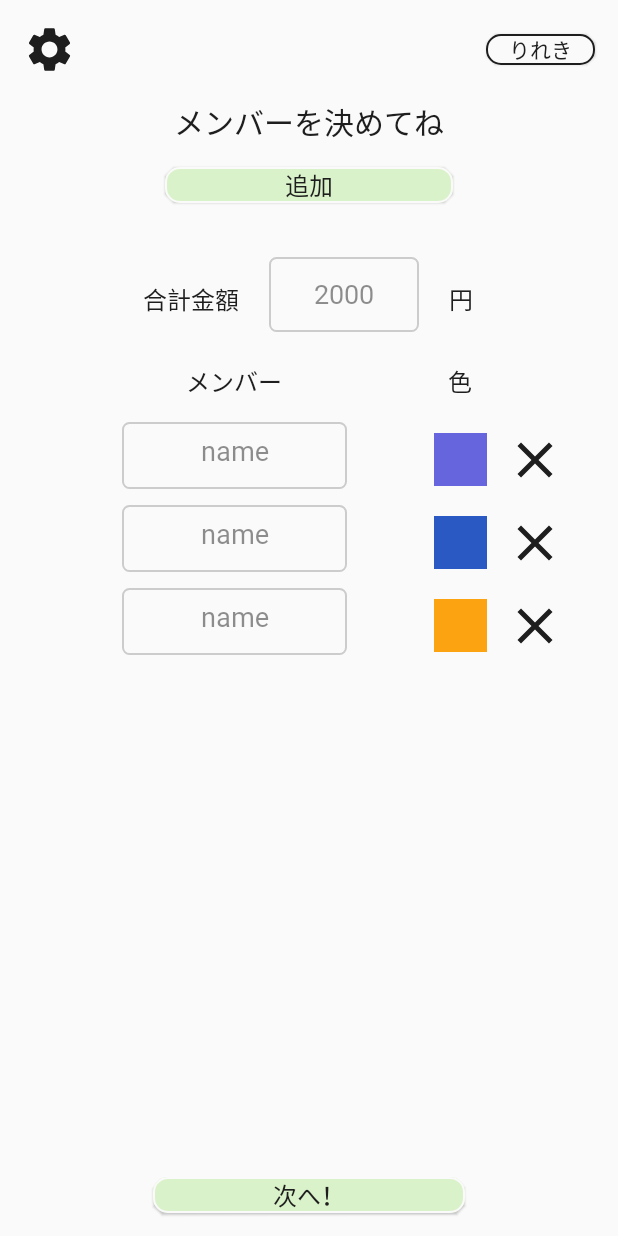
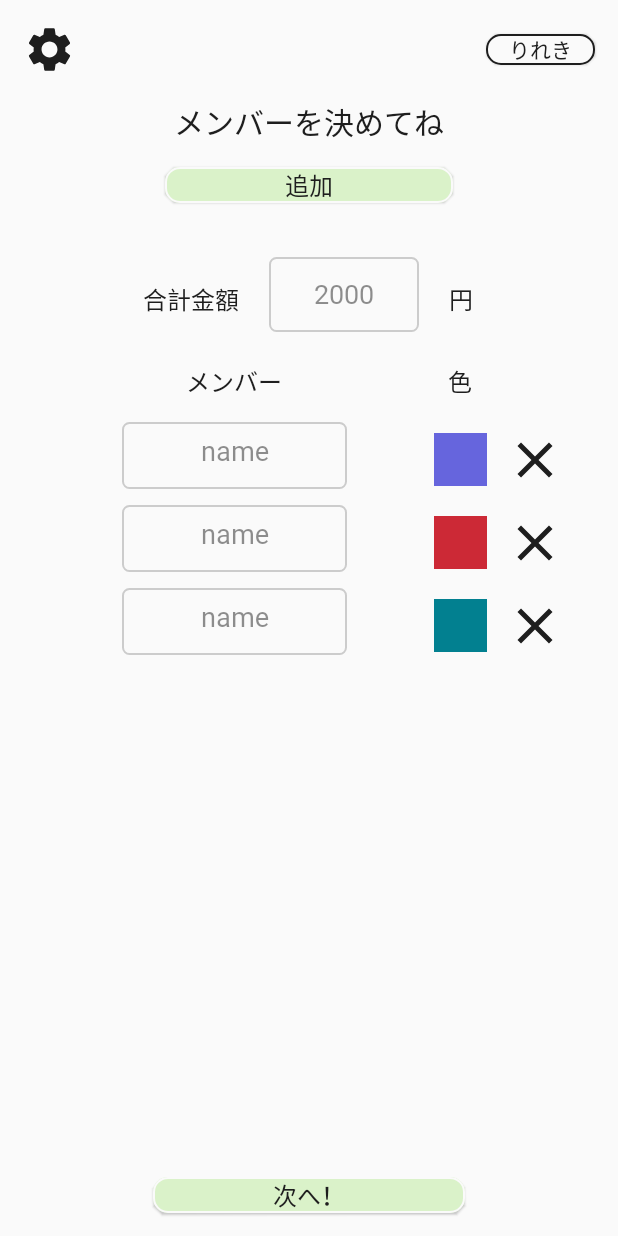
Before and after one commit to Rokichi/Warikan_App, an Android app built with Jetpack Compose: the screen it shows after launch (MainActivity), after a tap on "追加", on a phone screen of 412 x 824 dp. Run offline under Robolectric (Android 15) with nearby library versions, the phone set to English and light mode, and no system bars; our stand-ins replace AdMob, Dagger/Hilt's generated code, Room's generated code; Roboto replaces fonts that are not available here; 2 statements that could not run were skipped.

Commit message:
[fix] ColorBug

```diff
--- a/app/src/main/java/com/tbdeveloper/warikanapp/MainActivity.kt
+++ b/app/src/main/java/com/tbdeveloper/warikanapp/MainActivity.kt
@@ -165,7 +165,8 @@ class MainActivity : ComponentActivity() {
                                         width
                                     )
                                 )
-                                adView.adUnitId = "ca-app-pub-1543593285163877/7978550108"
+                                //adView.adUnitId = "ca-app-pub-1543593285163877/7978550108"
+                                adView.adUnitId = "ca-app-pub-3940256099942544/6300978111"
                                 adView.loadAd(AdRequest.Builder().build())
                                 adView
                             },
--- a/app/src/main/java/com/tbdeveloper/warikanapp/feature_roulette/domain/use_case/roulette/GetResultDeg.kt
+++ b/app/src/main/java/com/tbdeveloper/warikanapp/feature_roulette/domain/use_case/roulette/GetResultDeg.kt
@@ -1,7 +1,7 @@
 package com.tbdeveloper.warikanapp.feature_roulette.domain.use_case.roulette
 
 import com.tbdeveloper.warikanapp.feature_roulette.domain.model.resource.Warikan
-import com.tbdeveloper.warikanapp.feature_roulette.utils.getCalendarStr
+import com.tbdeveloper.warikanapp.feature_roulette.utils.getMillisTimeStr
 import com.tbdeveloper.warikanapp.feature_roulette.utils.getMD5HashInt
 
 class GetResultDeg {
@@ -18,7 +18,7 @@ class GetResultDeg {
         // ルーレット開始角度
         var resultDeg = warikans.slice(0 until drawnIndex).sumOf { it.proportion } * deg
         // get 1 ~ 9 -> 0.1 ~ 0.9
-        var randInt = getMD5HashInt(getCalendarStr()) % 9 + 1
+        var randInt = getMD5HashInt(getMillisTimeStr()) % 9 + 1
         // 答えの中で角度を調整
         resultDeg += randInt / 10f * warikans[drawnIndex].proportion * deg
         return (360f - resultDeg)
--- a/app/src/main/java/com/tbdeveloper/warikanapp/feature_roulette/presentation/members/MemberViewModel.kt
+++ b/app/src/main/java/com/tbdeveloper/warikanapp/feature_roulette/presentation/members/MemberViewModel.kt
@@ -2,7 +2,6 @@ package com.tbdeveloper.warikanapp.feature_roulette.presentation.members
 
 import android.net.Uri
 import androidx.compose.runtime.mutableStateOf
-import androidx.lifecycle.SavedStateHandle
 import androidx.lifecycle.ViewModel
 import androidx.lifecycle.viewModelScope
 import com.google.gson.Gson
@@ -15,8 +14,8 @@ import com.tbdeveloper.warikanapp.feature_roulette.domain.repository.SettingsFac
 import com.tbdeveloper.warikanapp.feature_roulette.domain.use_case.member.MemberUseCases
 import com.tbdeveloper.warikanapp.feature_roulette.domain.use_case.roulette.RouletteUseCases
 import com.tbdeveloper.warikanapp.feature_roulette.domain.use_case.settings.SettingsUseCases
-import com.tbdeveloper.warikanapp.feature_roulette.utils.getCalendarStr
 import com.tbdeveloper.warikanapp.feature_roulette.utils.getMD5HashInt
+import com.tbdeveloper.warikanapp.feature_roulette.utils.getMillisTimeStr
 import dagger.hilt.android.lifecycle.HiltViewModel
 import kotlinx.coroutines.CoroutineScope
 import kotlinx.coroutines.Dispatchers
@@ -36,15 +35,14 @@ class MemberViewModel @Inject constructor(
     private val rouletteUseCases: RouletteUseCases,
     private val memberUseCases: MemberUseCases,
     private val settingsUseCases: SettingsUseCases,
-    private val savedStateHandle: SavedStateHandle
 ) : ViewModel() {
 
     // 不使用色データ
-    private val unusedColorNums = MutableList(Member.memberColors(true).size) { it }
-    private var hashLongNum: Int = getMD5HashInt(getCalendarStr())
+    private val unUsedColorNums =
+        MutableList(Member.memberColors(DarkThemeValHolder.isDarkTheme.value).size) { it }
+    private var hashLongNum: Int = getMD5HashInt(getMillisTimeStr())
 
     lateinit var settings: Settings
-    var memberData: Array<Member>? = null
 
     // メンバー
     private val _memberState = MutableStateFlow(mutableListOf<Member>())
@@ -54,20 +52,16 @@ class MemberViewModel @Inject constructor(
         // load theme settings
         val job = CoroutineScope(Dispatchers.IO).launch {
             settings = SettingsFactory.create(settingsUseCases.getSettings())
-            // load from navigation
-            memberData = savedStateHandle.get<Array<Member>>("members")
         }
         // wait
         while (!job.isCompleted) {
             Thread.sleep(100)
         }
-        try {
-            _memberState.value = memberData!!.toMutableList()
-        } catch (e: NullPointerException) {
+        if (_memberState.value.size == 0) {
             _memberState.value = MutableList(DEFAULT_MEMBER_NUM) {
                 Member(
                     "",
-                    unusedColorNums.removeAt(getMD5HashInt(hashLongNum.toString()) % unusedColorNums.size)
+                    unUsedColorNums.removeAt(updateHashLongNum() % unUsedColorNums.size)
                 )
             }
         }
@@ -88,7 +82,7 @@ class MemberViewModel @Inject constructor(
                 if (memberState.value.size < MAX_MEMBER_NUM) {
                     _memberState.value = (_memberState.value + Member(
                         "",
-                        unusedColorNums.removeAt(getMD5HashInt(hashLongNum.toString()) % unusedColorNums.size)
+                        unUsedColorNums.removeAt(updateHashLongNum() % unUsedColorNums.size)
                     )) as MutableList<Member>
                 } else viewModelScope.launch { _eventFlow.emit(UiEvent.AddMemberError) }
 
@@ -107,7 +101,7 @@ class MemberViewModel @Inject constructor(
 
             is MemberEvent.DeleteMemberEvent -> {
                 if (_memberState.value.size > 2) {
-                    unusedColorNums.add(_memberState.value[event.index].color)
+                    unUsedColorNums.add(_memberState.value[event.index].color)
                     _memberState.value = _memberState.value.filterIndexed { index, _ ->
                         index != event.index
                     } as MutableList<Member>
@@ -139,11 +133,22 @@ class MemberViewModel @Inject constructor(
                 }
             }
             is MemberEvent.LoadMemberEvent -> {
+                // initialize colors
+                for (member in _memberState.value) {
+                    unUsedColorNums.add(member.color)
+                }
                 _memberState.value = event.members.toMutableList()
+                for (member in _memberState.value) {
+                    unUsedColorNums.removeAt(unUsedColorNums.indexOf(member.color))
+                }
             }
         }
     }
 
+    fun updateHashLongNum(): Int {
+        this.hashLongNum = getMD5HashInt(hashLongNum.toString())
+        return this.hashLongNum
+    }
 
     sealed class UiEvent {
         object DeleteError : UiEvent()
--- a/app/src/main/java/com/tbdeveloper/warikanapp/feature_roulette/presentation/warikans/WarikanViewModel.kt
+++ b/app/src/main/java/com/tbdeveloper/warikanapp/feature_roulette/presentation/warikans/WarikanViewModel.kt
@@ -54,6 +54,7 @@ class WarikanViewModel @Inject constructor(
         if (memberData != null) {
             for (member in memberData) members.add(member)
         }
+
         // init warikan
         _warikanState.value =
             when (members.size) {
--- a/app/src/main/java/com/tbdeveloper/warikanapp/feature_roulette/utils/Utils.kt
+++ b/app/src/main/java/com/tbdeveloper/warikanapp/feature_roulette/utils/Utils.kt
@@ -1,7 +1,6 @@
 package com.tbdeveloper.warikanapp.feature_roulette.utils
 
 import java.security.MessageDigest
-import java.util.*
 import kotlin.math.abs
 
 /**
@@ -9,8 +8,8 @@ import kotlin.math.abs
  *
  * @return 現在時刻のstring
  */
-fun getCalendarStr(): String {
-    return Calendar.getInstance().time.toString()
+fun getMillisTimeStr(): String {
+    return System.currentTimeMillis().toString()
 }
 
 /**
```
Also changed, not shown: app/src/main/java/com/tbdeveloper/warikanapp/feature_roulette/presentation/roulettes/RouletteViewModel.kt (+5 -4 lines).
